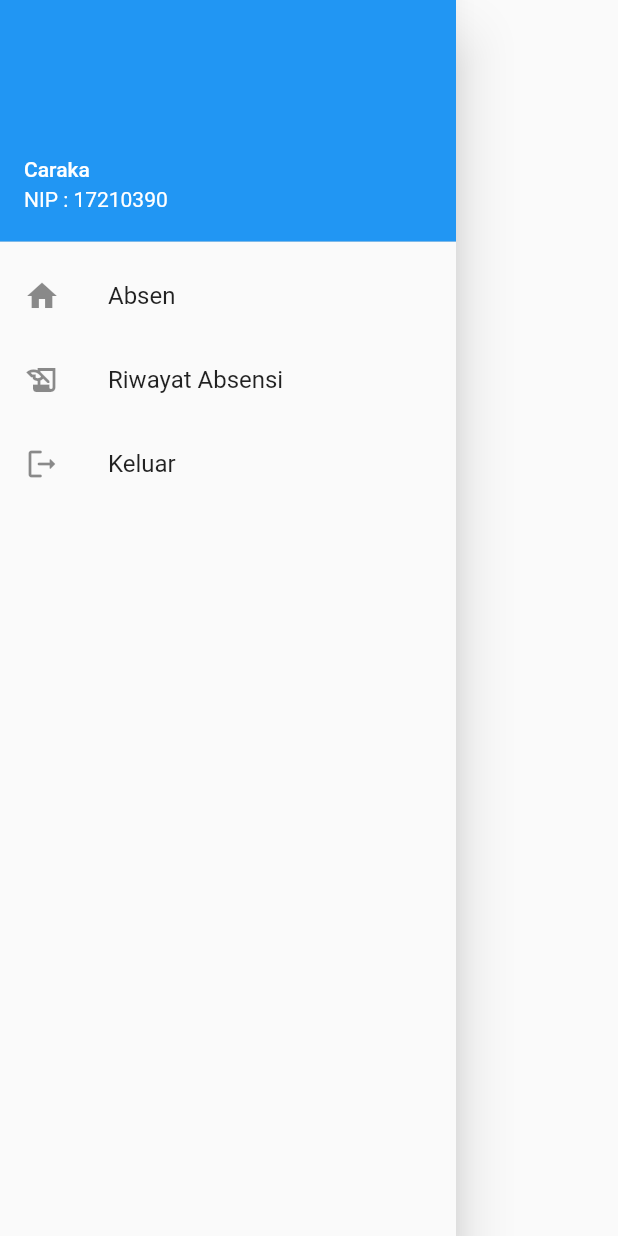
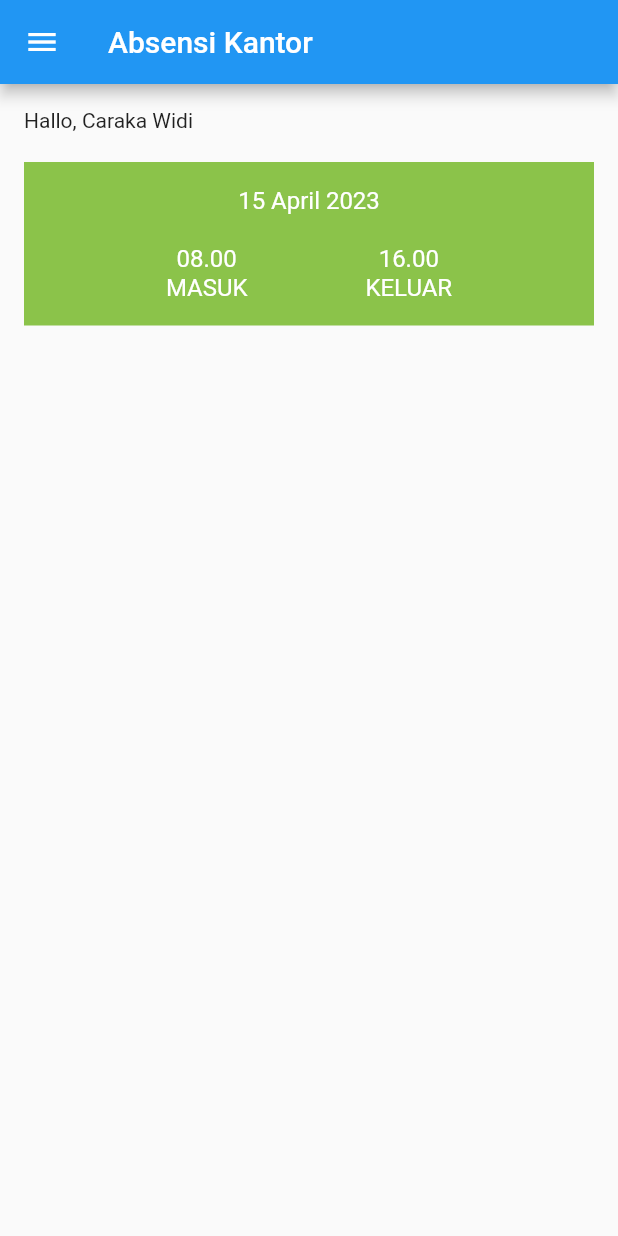
Before and after one commit to caraka15/absen_kantor, a Flutter app: the Sidebar widget shown alone on an empty page, opened directly, after a tap on "Absen", on a phone screen of 412 x 824 dp. Run offline on Flutter 3.47's test engine with Material 2 defaults, Android fonts, the light colour scheme and no system bars.

Commit message:
menambah fitur absen

```diff
--- /dev/null
+++ b/lib/ui/absen.dart
@@ -0,0 +1,79 @@
+import 'package:absen_kantor/widget/sidebar.dart';
+import 'package:flutter/material.dart';
+
+class AbsenPage extends StatefulWidget {
+  const AbsenPage({super.key});
+
+  @override
+  State<AbsenPage> createState() => _AbsenPageState();
+}
+
+class _AbsenPageState extends State<AbsenPage> {
+  @override
+  Widget build(BuildContext context) {
+    return Scaffold(
+      drawer: Sidebar(),
+      appBar: AppBar(
+        title: Text("Absensi Kantor"),
+      ),
+      body: SafeArea(
+          child: Padding(
+        padding: const EdgeInsets.all(16.0),
+        child: Column(
+          crossAxisAlignment: CrossAxisAlignment.start,
+          children: [
+            Text("Hallo, Caraka Widi"),
+            SizedBox(
+              height: 20,
+            ),
+            Container(
+              width: 500,
+              decoration: BoxDecoration(color: Colors.lightGreen),
+              child: Padding(
+                padding: const EdgeInsets.all(16.0),
+                child: Column(children: [
+                  Text(
+                    "15 April 2023",
+                    style: TextStyle(color: Colors.white, fontSize: 16),
+                  ),
+                  SizedBox(
+                    height: 20,
+                  ),
+                  Row(
+                    mainAxisAlignment: MainAxisAlignment.spaceEvenly,
+                    children: [
+                      Column(
+                        children: [
+                          Text(
+                            "08.00",
+                            style: TextStyle(color: Colors.white, fontSize: 16),
+                          ),
+                          Text(
+                            "MASUK",
+                            style: TextStyle(color: Colors.white, fontSize: 16),
+                          )
+                        ],
+                      ),
+                      Column(
+                        children: [
+                          Text(
+                            "16.00",
+                            style: TextStyle(color: Colors.white, fontSize: 16),
+                          ),
+                          Text(
+                            "KELUAR",
+                            style: TextStyle(color: Colors.white, fontSize: 16),
+                          )
+                        ],
+                      )
+                    ],
+                  )
+                ]),
+              ),
+            )
+          ],
+        ),
+      )),
+    );
+  }
+}
--- a/lib/widget/sidebar.dart
+++ b/lib/widget/sidebar.dart
@@ -1,4 +1,5 @@
 import 'package:absen_kantor/ui/LoginPage.dart';
+import 'package:absen_kantor/ui/absen.dart';
 import 'package:flutter/material.dart';
 
 class Sidebar extends StatelessWidget {
@@ -15,7 +16,12 @@ class Sidebar extends StatelessWidget {
           ListTile(
             leading: Icon(Icons.home),
             title: Text("Absen"),
-            onTap: () {},
+             onTap: () {
+              Navigator.pushAndRemoveUntil(
+                  context,
+                  MaterialPageRoute(builder: (context) => AbsenPage()),
+                  (Route<dynamic> route) => false);
+            },
           ),
           ListTile(
             leading: Icon(Icons.history_edu),
```
